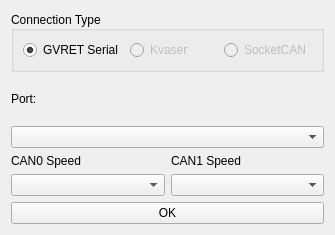
The window that connectionwindow.ui (collin80/SavvyCAN) describes before a commit, drawn with Qt 5.
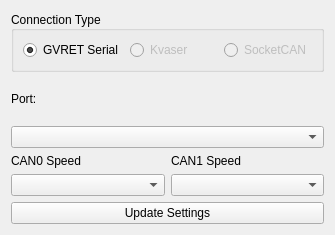
The same window after the commit.

Commit message: Initial commit where connection window is active and it is possible to connect to GVRET but this time through the connection window and the menu option "Connect".

The edit to the form file:
```diff
--- a/connectionwindow.ui
+++ b/connectionwindow.ui
@@ -99,7 +99,7 @@
    <item>
     <widget class="QPushButton" name="btnOK">
      <property name="text">
-      <string>OK</string>
+      <string>Update Settings</string>
      </property>
     </widget>
    </item>
```
The commit also changes 7 other files.
